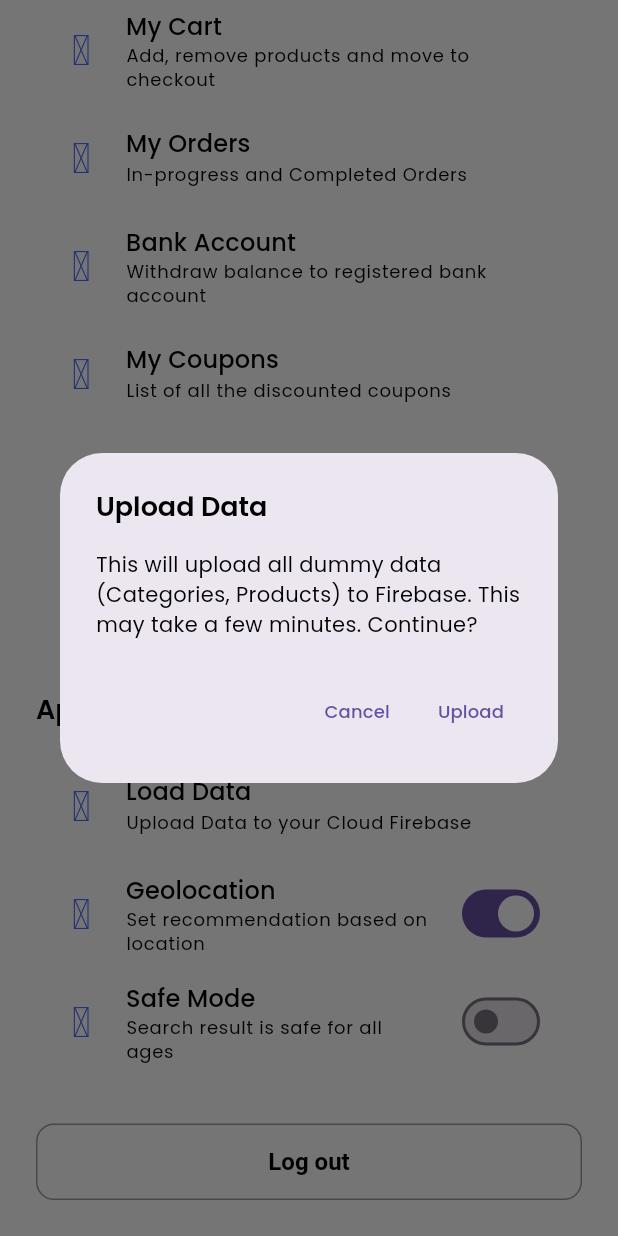
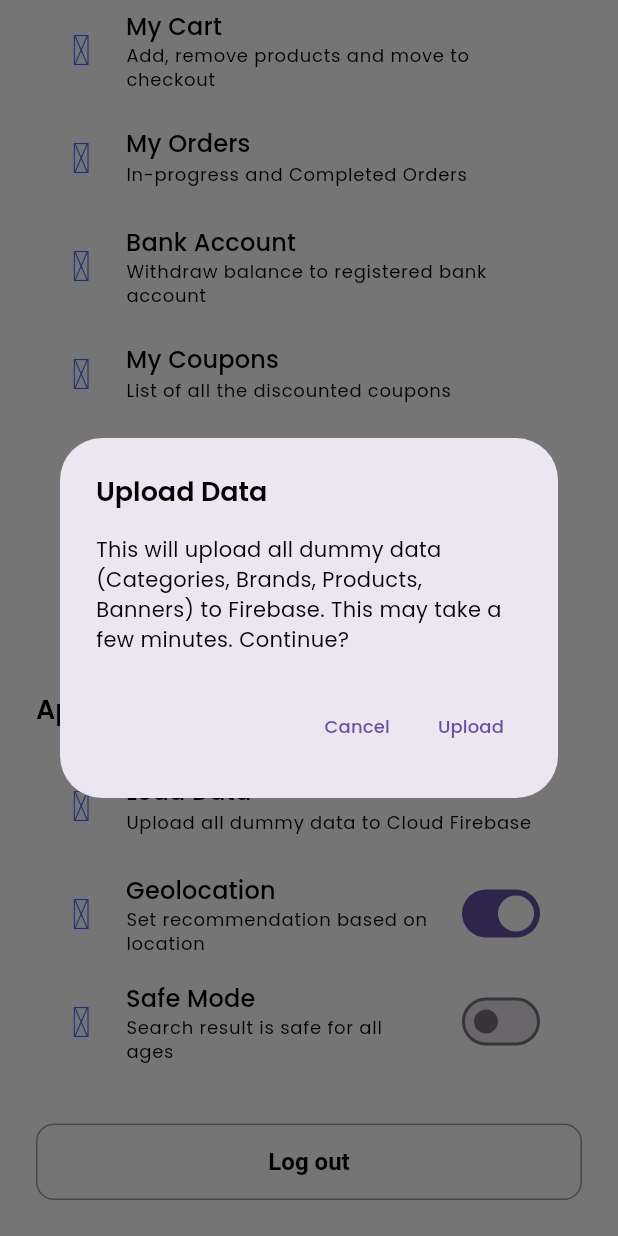
Before and after one commit to YORNSOKHLEN/ysl_store_app, a Flutter app: the SettingsScreen screen opened by its route, scrolled down 299 dp, after a tap on "Load Data", on a phone screen of 412 x 824 dp. Run offline on Flutter 3.47's test engine with Material 3 defaults, Android fonts, the phone set to English and light mode, and no system bars; our stand-ins replace cached_network_image, carousel_slider, cloud_firestore, connectivity_plus, firebase_auth, firebase_core and 15 more; missing offline and left inert: firebase_app_check; accounts and stored records are empty.

Commit message:
new commit

```diff
--- a/lib/common/widgets/list_tile/user_profile_tile.dart
+++ b/lib/common/widgets/list_tile/user_profile_tile.dart
@@ -31,6 +31,8 @@ class YUserProfileTile extends StatelessWidget {
                   image: image,
                   width: 50,
                   height: 50,
+                  padding: 0,
+                  backgroundColor: Colors.transparent,
                   isNetworkImage: networkImage.isNotEmpty,
                 ),
         ),
--- a/lib/features/personalization/screens/settings/settings.dart
+++ b/lib/features/personalization/screens/settings/settings.dart
@@ -109,14 +109,14 @@ class SettingsScreen extends StatelessWidget {
                   YSettingsMenuTile(
                     icon: Iconsax.document_upload,
                     title: 'Load Data',
-                    subTitle: 'Upload Data to your Cloud Firebase',
+                    subTitle: 'Upload all dummy data to Cloud Firebase',
                     onTap: () async {
                       // Show confirmation dialog
                       final confirm = await Get.dialog<bool>(
                         AlertDialog(
                           title: const Text('Upload Data'),
                           content: const Text(
-                            'This will upload all dummy data (Categories, Products) to Firebase. This may take a few minutes. Continue?',
+                            'This will upload all dummy data (Categories, Brands, Products, Banners) to Firebase. This may take a few minutes. Continue?',
                           ),
                           actions: [
                             TextButton(
@@ -132,7 +132,7 @@ class SettingsScreen extends StatelessWidget {
                       );
 
                       if (confirm == true) {
-                        await DataUploadService.instance.uploadProducts();
+                        await DataUploadService.instance.uploadAllData();
                       }
                     },
                   ),
--- a/lib/features/shop/controllers/product/checkout_controller.dart
+++ b/lib/features/shop/controllers/product/checkout_controller.dart
@@ -29,6 +29,7 @@ class CheckoutController extends GetxController {
         child: Container(
           padding: const EdgeInsets.all(YSizes.lg),
           child: Column(
+            mainAxisAlignment: MainAxisAlignment.start,
             crossAxisAlignment: CrossAxisAlignment.start,
             children: [
               const YSectionHeading(
--- a/lib/features/shop/screens/home/home.dart
+++ b/lib/features/shop/screens/home/home.dart
@@ -4,6 +4,7 @@ import 'package:ysl_store_app/common/widgets/product/product_cards/product_card_
 import 'package:ysl_store_app/features/shop/screens/home/widgets/home_appbar.dart';
 import 'package:ysl_store_app/features/shop/screens/home/widgets/home_categories.dart';
 import 'package:ysl_store_app/features/shop/screens/home/widgets/promo_slider.dart';
+import 'package:ysl_store_app/utils/constants/image_strings.dart';
 import 'package:ysl_store_app/utils/constants/sizes.dart';
 
 import '../../../../common/widgets/custom_shapes/containers/primary_header_container.dart';
--- a/pubspec.yaml
+++ b/pubspec.yaml
@@ -79,6 +79,7 @@ flutter:
     - assets/images/products/burger/
     - assets/images/on_boarding_images/
     - assets/images/products/burger/burger_king/
+    - assets/icons/payment_methods/khqr.png
 
 
   #-------------- Local Fonts  ----------------
```
Also changed, not shown: lib/data/repositories/user/user_repository.dart (+16 -2 lines), lib/features/personalization/controllers/user_controller.dart (+6 -1 lines), lib/features/personalization/screens/profile/profile.dart (+5 -2 lines), assets/icons/payment_methods/khqr.png (added), lib/firebase_options.dart, 3 other files.
